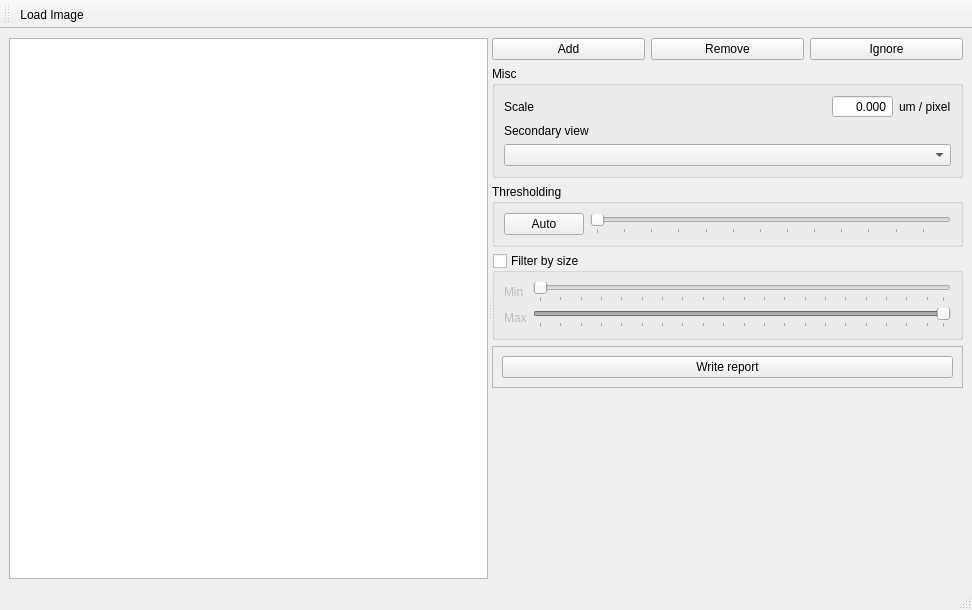
This is CellAnalysis/Gui/mainwindow.ui in Bertick/InvadopodiaFinder as Qt 5 draws it before an edit. The edited form follows.
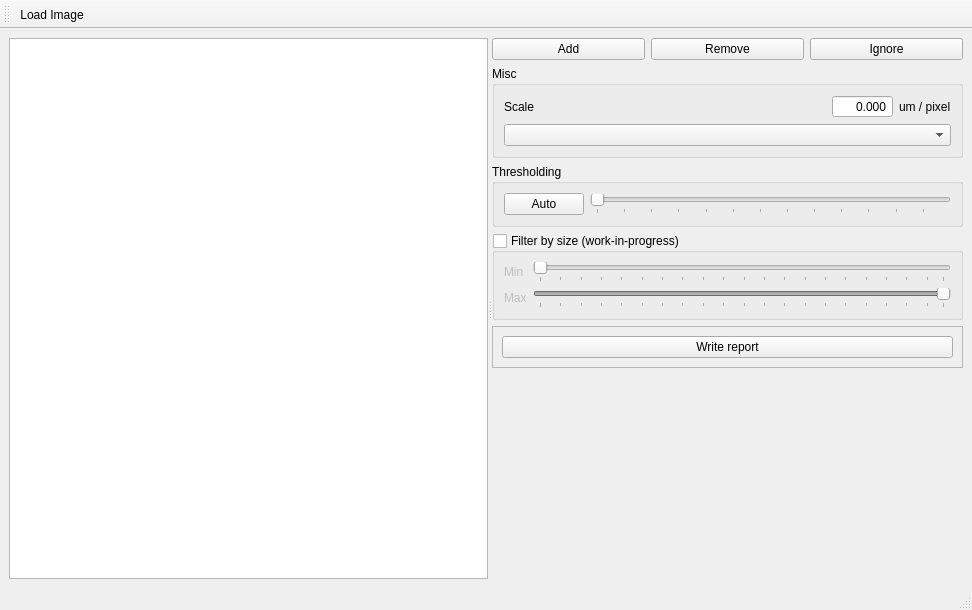
This is the edited form. Custom widgets are drawn as their Qt base class.

Commit message: Fixed bug: _on_load_image the previous markers would not be reset Fixed bug: _write_report area was computed incorrectly

The edit to the form file:
```diff
--- a/CellAnalysis/Gui/mainwindow.ui
+++ b/CellAnalysis/Gui/mainwindow.ui
@@ -113,13 +113,6 @@
              </item>
             </layout>
            </item>
-           <item>
-            <widget class="QLabel" name="label_7">
-             <property name="text">
-              <string>Secondary view</string>
-             </property>
-            </widget>
-           </item>
            <item>
             <widget class="QComboBox" name="combobox_viewoptions"/>
            </item>
@@ -176,7 +169,7 @@
         <item>
          <widget class="QGroupBox" name="box_do_filtersize">
           <property name="title">
-           <string>Filter by size</string>
+           <string>Filter by size (work-in-progress)</string>
           </property>
           <property name="checkable">
            <bool>true</bool>
```
The commit also changes 2 other files.
